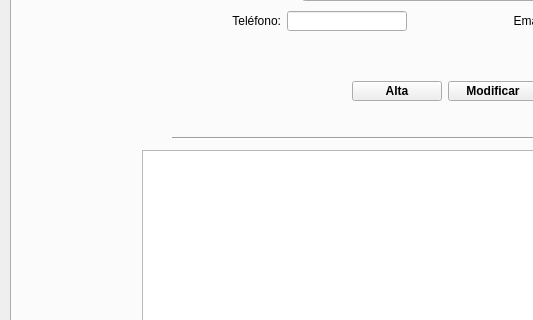
Old version of the form window.ui in the repository AdrianFernandezPerez/fernandezperez; both pictures show x 0 to 533 and y 204 to 524 of the 1029 by 716 pixel window.
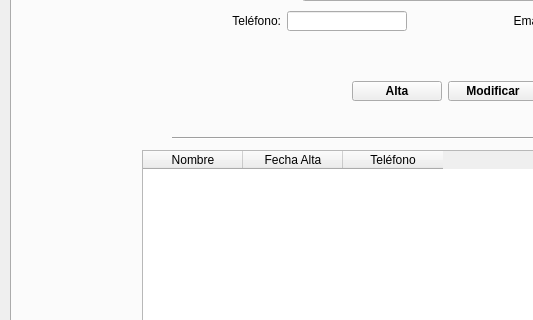
New version of the form. Icons and pictures are not drawn.

Diff of the .ui file:
```diff
--- a/window.ui
+++ b/window.ui
@@ -1159,8 +1159,23 @@
         <height>350</height>
        </size>
       </property>
+      <column>
+       <property name="text">
+        <string>Nombre</string>
+       </property>
+      </column>
+      <column>
+       <property name="text">
+        <string>Fecha Alta</string>
+       </property>
+      </column>
+      <column>
+       <property name="text">
+        <string>Teléfono</string>
+       </property>
+      </column>
      </widget>
-     <widget class="QWidget" name="">
+     <widget class="QWidget" name="layoutWidget">
       <property name="geometry">
        <rect>
         <x>250</x>
@@ -1272,7 +1287,7 @@
        </item>
       </layout>
      </widget>
-     <widget class="QWidget" name="">
+     <widget class="QWidget" name="layoutWidget">
       <property name="geometry">
        <rect>
         <x>210</x>
@@ -1307,7 +1322,7 @@
        </item>
       </layout>
      </widget>
-     <widget class="QWidget" name="">
+     <widget class="QWidget" name="layoutWidget">
       <property name="geometry">
        <rect>
         <x>220</x>
@@ -1384,7 +1399,7 @@
        </item>
       </layout>
      </widget>
-     <widget class="QWidget" name="">
+     <widget class="QWidget" name="layoutWidget">
       <property name="geometry">
        <rect>
         <x>340</x>
```
Left out of the diff: 8 changed lines with no effect on the pictures.
